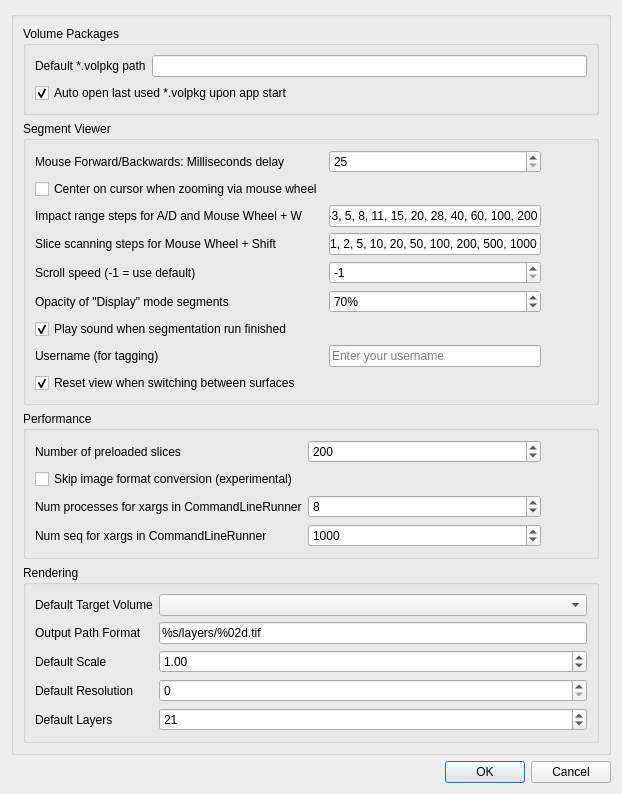
SuperOptimizer/villa, file volume-cartographer/apps/VC3D/VCSettings.ui: the form before one commit.
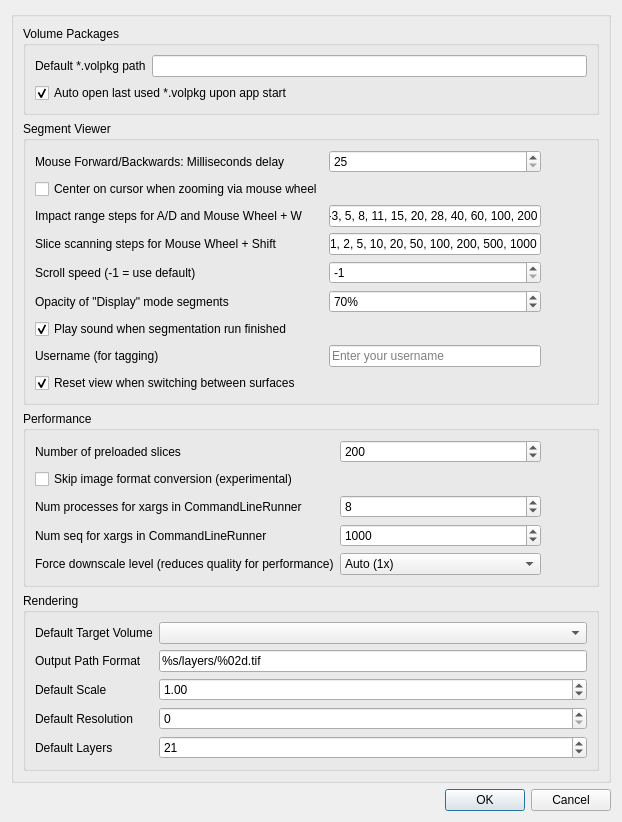
The form after the commit. Icons and pictures are not drawn.

What changed in the file:
```diff
--- a/volume-cartographer/apps/VC3D/VCSettings.ui
+++ b/volume-cartographer/apps/VC3D/VCSettings.ui
@@ -338,6 +338,72 @@
            </property>
           </widget>
          </item>
+         <item row="4" column="0">
+           <widget class="QLabel" name="labelDownscaleOverride">
+             <property name="text">
+               <string>Force downscale level (reduces quality for performance)</string>
+             </property>
+           </widget>
+         </item>
+         <item row="4" column="1">
+           <widget class="QComboBox" name="cmbDownscaleOverride">
+             <item>
+               <property name="text">
+                 <string>Auto (1x)</string>
+               </property>
+             </item>
+             <item>
+               <property name="text">
+                 <string>2x</string>
+               </property>
+             </item>
+             <item>
+               <property name="text">
+                 <string>4x</string>
+               </property>
+             </item>
+             <item>
+               <property name="text">
+                 <string>8x</string>
+               </property>
+             </item>
+             <item>
+               <property name="text">
+                 <string>16x</string>
+               </property>
+             </item>
+             <item>
+               <property name="text">
+                 <string>32x</string>
+               </property>
+             </item>
+           </widget>
+         </item>
+         <item row="4" column="2">
+           <widget class="QPushButton" name="btnHelpDownscaleOverride">
+             <property name="enabled">
+               <bool>true</bool>
+             </property>
+             <property name="sizePolicy">
+               <sizepolicy hsizetype="Minimum" vsizetype="Minimum">
+                 <horstretch>0</horstretch>
+                 <verstretch>0</verstretch>
+               </sizepolicy>
+             </property>
+             <property name="toolTip">
+               <string>&lt;html&gt;&lt;head/&gt;&lt;body&gt;&lt;p&gt;Forces the viewer to use a more downscaled version of the zarr volume.&lt;/p&gt;&lt;p&gt;This reduces image quality but improves performance and reduces file I/O.&lt;/p&gt;&lt;p&gt;Auto (1x) = Use appropriate scale for zoom level&lt;br/&gt;2x = Use 2x more downscaled data&lt;br/&gt;4x = Use 4x more downscaled data&lt;br/&gt;etc.&lt;/p&gt;&lt;/body&gt;&lt;/html&gt;</string>
+             </property>
+             <property name="text">
+               <string/>
+             </property>
+             <property name="icon">
+               <iconset theme="help-contents"/>
+             </property>
+             <property name="flat">
+               <bool>true</bool>
+             </property>
+           </widget>
+         </item>
         </layout>
        </widget>
       </item>
```
